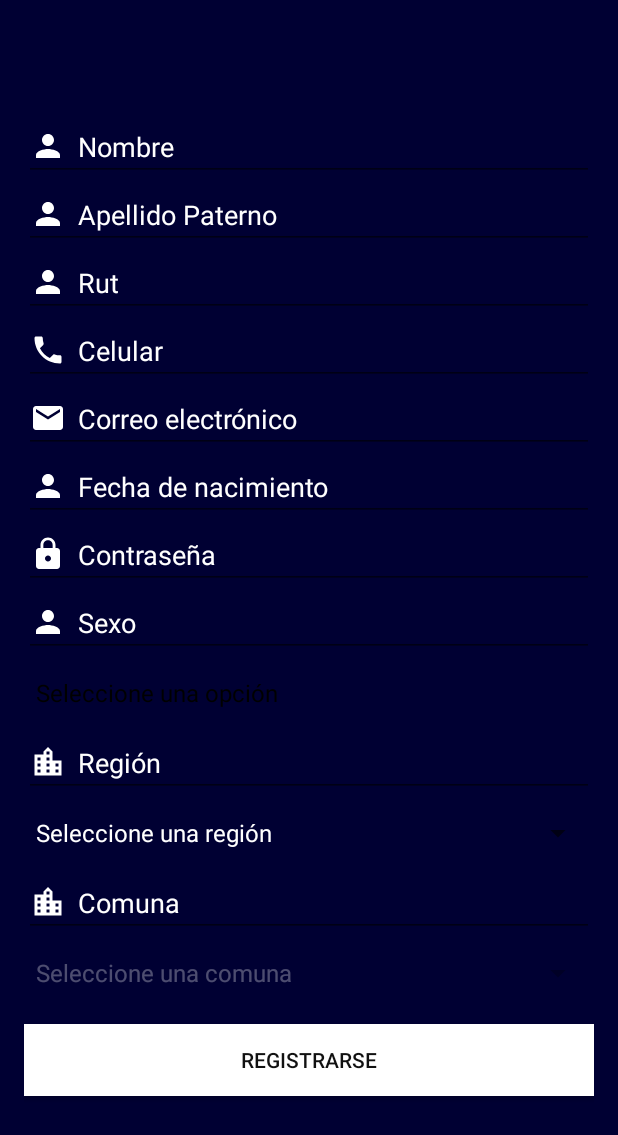
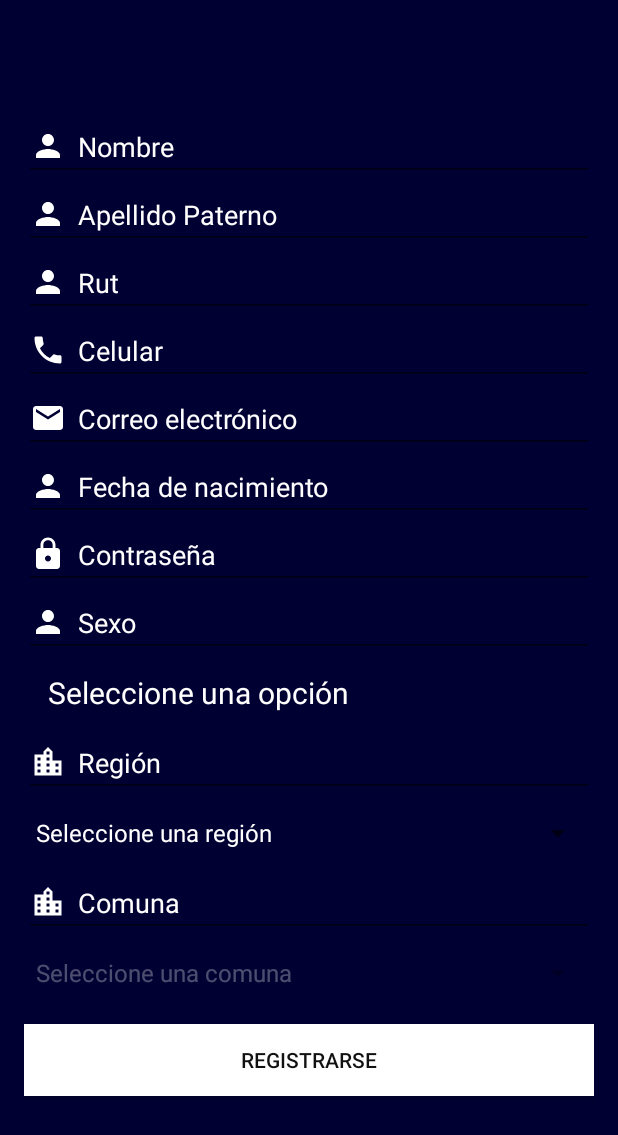
Before and after one commit to camiloinostrozae/AppMovil, an Android app: the screen it shows after launch (RegistroActivity), after a tap on "REGISTRARSE", on a phone screen of 412 x 824 dp. Shown: the top 1135 px of the screen. Run offline under Robolectric (Android 15) with nearby library versions, the phone set to English and light mode, and no system bars; 1 other tap on this screen came first.

Commit message:
Pequeños arreglos

```diff
--- a/app/src/main/java/com/app/pdi/aplicacionmovilpdi/model/interactor/LoginInteractorImpl.java
+++ b/app/src/main/java/com/app/pdi/aplicacionmovilpdi/model/interactor/LoginInteractorImpl.java
@@ -30,7 +30,7 @@ public class LoginInteractorImpl implements LoginInteractor {
                 .writeTimeout(30,TimeUnit.SECONDS)
                 .build();
         retrofit = new Retrofit.Builder()
-                .baseUrl("http://"+Urls.servidor+"/web/service/")
+                .baseUrl("http://"+Urls.direccionJuan+"/web/service/")
                 .client(okHttpClient)
                 .addConverterFactory(GsonConverterFactory.create())
                 .build();
--- a/app/src/main/java/com/app/pdi/aplicacionmovilpdi/model/interactor/RegistroInteractorImpl.java
+++ b/app/src/main/java/com/app/pdi/aplicacionmovilpdi/model/interactor/RegistroInteractorImpl.java
@@ -32,7 +32,7 @@ public class RegistroInteractorImpl implements RegistroInteractor {
                 .writeTimeout(60,TimeUnit.SECONDS)
                 .build();
         retrofit = new Retrofit.Builder()
-                .baseUrl("http://"+Urls.servidor+"/web/service/")
+                .baseUrl("http://"+Urls.direccionJuan+"/web/service/")
 
                 .client(okHttpClient)
                 .addConverterFactory(GsonConverterFactory.create())
--- a/app/src/main/java/com/app/pdi/aplicacionmovilpdi/model/interactor/RestComuna.java
+++ b/app/src/main/java/com/app/pdi/aplicacionmovilpdi/model/interactor/RestComuna.java
@@ -22,7 +22,7 @@ public class RestComuna {
                     .writeTimeout(60,TimeUnit.SECONDS)
                     .build();
             retrofit = new Retrofit.Builder()
-                    .baseUrl("http://"+Urls.servidor+"/web/services/service-comuna/")
+                    .baseUrl("http://"+Urls.direccionJuan+"/web/services/service-comuna/")
                     .client(okHttpClient)
                     .addConverterFactory(GsonConverterFactory.create())
                     .build();
--- a/app/src/main/java/com/app/pdi/aplicacionmovilpdi/model/interactor/RestInteraccionCampana.java
+++ b/app/src/main/java/com/app/pdi/aplicacionmovilpdi/model/interactor/RestInteraccionCampana.java
@@ -23,7 +23,7 @@ public class RestInteraccionCampana {
                     .writeTimeout(60, TimeUnit.SECONDS)
                     .build();
             retrofit = new Retrofit.Builder()
-                    .baseUrl("http://"+Urls.servidor+"/web/services/service-interactuar-campana/")
+                    .baseUrl("http://"+Urls.direccionJuan+"/web/services/service-interactuar-campana/")
                     .client(okHttpClient)
                     .addConverterFactory(GsonConverterFactory.create())
                     .build();
--- a/app/src/main/java/com/app/pdi/aplicacionmovilpdi/model/interactor/RestInteraccionTramite.java
+++ b/app/src/main/java/com/app/pdi/aplicacionmovilpdi/model/interactor/RestInteraccionTramite.java
@@ -20,7 +20,7 @@ public class RestInteraccionTramite {
                 .writeTimeout(60,TimeUnit.SECONDS)
                 .build();
         retrofit = new Retrofit.Builder()
-                .baseUrl("http://"+Urls.servidor+"/web/services/service-interactuar-tramite/")
+                .baseUrl("http://"+Urls.direccionJuan+"/web/services/service-interactuar-tramite/")
                 .client(okHttpClient)
                 .addConverterFactory(GsonConverterFactory.create())
                 .build();
--- a/app/src/main/java/com/app/pdi/aplicacionmovilpdi/model/interactor/RestLlamada.java
+++ b/app/src/main/java/com/app/pdi/aplicacionmovilpdi/model/interactor/RestLlamada.java
@@ -22,7 +22,7 @@ public class RestLlamada {
                     .writeTimeout(60,TimeUnit.SECONDS)
                     .build();
             retrofit = new Retrofit.Builder()
-                    .baseUrl("http://" + Urls.servidor + "/web/services/service-llamada/")
+                    .baseUrl("http://" + Urls.direccionJuan + "/web/services/service-llamada/")
                     .client(okHttpClient)
                     .addConverterFactory(GsonConverterFactory.create())
                     .build();
--- a/app/src/main/java/com/app/pdi/aplicacionmovilpdi/model/interactor/RestRegion.java
+++ b/app/src/main/java/com/app/pdi/aplicacionmovilpdi/model/interactor/RestRegion.java
@@ -23,7 +23,7 @@ public final class RestRegion {
                     .writeTimeout(60,TimeUnit.SECONDS)
                     .build();
             retrofit = new Retrofit.Builder()
-                    .baseUrl("http://"+ Urls.servidor+"/web/services/service-region/")
+                    .baseUrl("http://"+ Urls.direccionJuan+"/web/services/service-region/")
                     .client(okHttpClient)
                     .addConverterFactory(GsonConverterFactory.create())
                     .build();
--- a/app/src/main/java/com/app/pdi/aplicacionmovilpdi/model/interactor/getCampanasInteractorImpl.java
+++ b/app/src/main/java/com/app/pdi/aplicacionmovilpdi/model/interactor/getCampanasInteractorImpl.java
@@ -33,7 +33,7 @@ public class getCampanasInteractorImpl implements CampanaContract.getCampanasInt
                 .writeTimeout(60,TimeUnit.SECONDS)
                 .build();
         retrofit = new Retrofit.Builder()
-                .baseUrl("http://"+Urls.servidor+"/web/services/service-campana/")
+                .baseUrl("http://"+Urls.direccionJuan+"/web/services/service-campana/")
                 .client(okHttpClient)
                 .addConverterFactory(GsonConverterFactory.create())
                 .build();
--- a/app/src/main/java/com/app/pdi/aplicacionmovilpdi/model/interactor/getTramitesInteractorImpl.java
+++ b/app/src/main/java/com/app/pdi/aplicacionmovilpdi/model/interactor/getTramitesInteractorImpl.java
@@ -34,7 +34,7 @@ public class getTramitesInteractorImpl implements TramiteContract.getTramitesInt
                 .build();
         retrofit = new Retrofit.Builder()
 
-                .baseUrl("http://"+Urls.servidor+"/web/services/service-tramite/")
+                .baseUrl("http://"+Urls.direccionJuan+"/web/services/service-tramite/")
 
                 .client(okHttpClient)
                 .addConverterFactory(GsonConverterFactory.create())
--- a/app/src/main/java/com/app/pdi/aplicacionmovilpdi/model/utils/Urls.java
+++ b/app/src/main/java/com/app/pdi/aplicacionmovilpdi/model/utils/Urls.java
@@ -4,7 +4,7 @@ public class Urls {
 
     public final static String direccionGenimotion = "10.0.3.2/ProyectoTitulo";
 
-    public final static String direccionJuan = "192.168.88.19/proyectotitulo";
+    public final static String direccionJuan = "192.168.0.16/ProyectoTitulo";
 
     public final static String servidor = "http://arrau.chillan.ubiobio.cl:8075/jdoming/ProyectoTitulo";
 }
--- a/app/src/main/java/com/app/pdi/aplicacionmovilpdi/view/ContenidoTramiteSeleccionado.java
+++ b/app/src/main/java/com/app/pdi/aplicacionmovilpdi/view/ContenidoTramiteSeleccionado.java
@@ -38,7 +38,7 @@ public class ContenidoTramiteSeleccionado extends AppCompatActivity  implements
     protected void onCreate (Bundle savedInstanceState){
         super.onCreate(savedInstanceState);
         setContentView(R.layout.tramite_seleccionado);
-
+        Log.e("QWERTYUIOP","e " + SharedPreferencesSesion.get(this).getPreferencesUserRol());
         //Para que l a barra de herramientas no muestre el titulo de la app
         actionBar = getSupportActionBar();
         actionBar.setDisplayShowTitleEnabled(false);
--- a/app/src/main/java/com/app/pdi/aplicacionmovilpdi/view/PrincipalActivity.java
+++ b/app/src/main/java/com/app/pdi/aplicacionmovilpdi/view/PrincipalActivity.java
@@ -74,6 +74,7 @@ public class PrincipalActivity extends AppCompatActivity implements
         sesion = new InicioSesion();
 
         //locationManager = (LocationManager) getSystemService(LOCATION_SERVICE);
+        Log.e("QWERTYUIOP","e " + SharedPreferencesSesion.get(this).getPreferencesUserRol());
 
     }
 
@@ -97,7 +98,7 @@ public class PrincipalActivity extends AppCompatActivity implements
                         startActivity(intent);
                     }else{
                         if(grabar.getText().equals("trámites") || grabar.getText().equals("trámite")){
-                           //Log.e("qwerty","e " + SharedPreferencesSesion.get(this).getPreferencesUserRol());
+
                             Intent intent = new Intent(this,ListarTramitesActivity.class);
                             startActivity(intent);
                         }else {
--- a/app/src/main/java/com/app/pdi/aplicacionmovilpdi/view/RegistroActivity.java
+++ b/app/src/main/java/com/app/pdi/aplicacionmovilpdi/view/RegistroActivity.java
@@ -88,8 +88,11 @@ public class RegistroActivity extends AppCompatActivity implements RegistroView
         fechaNacimiento = (EditText)findViewById(R.id.rfechanacimiento);
         //Spinner para el sexo
         sexo = (Spinner) findViewById(R.id.sexo);
+        String [] listaSexo = new String [] {"Seleccione una opción","Masculino","Femenino"};
         ArrayAdapter<CharSequence> adapter = ArrayAdapter.createFromResource(this, R.array.opciones, android.R.layout.simple_spinner_dropdown_item);
-        sexo.setAdapter(adapter);
+        ArrayAdapter<String> adapterSexo = new ArrayAdapter<String>(this, R.layout.spinner_sexo_style,listaSexo);
+        adapterSexo.setDropDownViewResource(R.layout.spinner_sexo_style);
+        sexo.setAdapter(adapterSexo);
         label_sexo = findViewById(R.id.label_sexo);
         //Spinner para la region
         comuna_spinner = (Spinner) findViewById(R.id.comuna);
--- /dev/null
+++ b/app/src/main/res/layout/spinner_sexo_style.xml
@@ -0,0 +1,18 @@
+<?xml version="1.0" encoding="utf-8"?>
+<TextView
+    xmlns:android="http://schemas.android.com/apk/res/android"
+    android:layout_width="match_parent"
+    android:layout_height="wrap_content"
+    style="?android:attr/spinnerItemStyle"
+    android:textSize="20sp"
+    android:textColor="#FFFFFF"
+    android:popupBackground="#000033"
+    android:textAppearance="?android:attr/textAppearanceListItemSmall"
+    android:gravity="center_vertical"
+    android:paddingStart="?android:attr/listPreferredItemPaddingStart"
+    android:paddingEnd="?android:attr/listPreferredItemPaddingEnd"
+    android:minHeight="?android:attr/listPreferredItemHeightSmall"
+    android:paddingLeft="?android:attr/listPreferredItemPaddingLeft"
+    android:paddingRight="?android:attr/listPreferredItemPaddingRight">
+
+</TextView>
```
